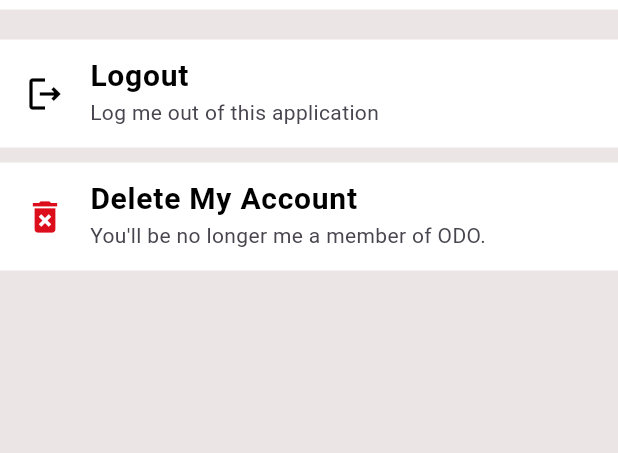
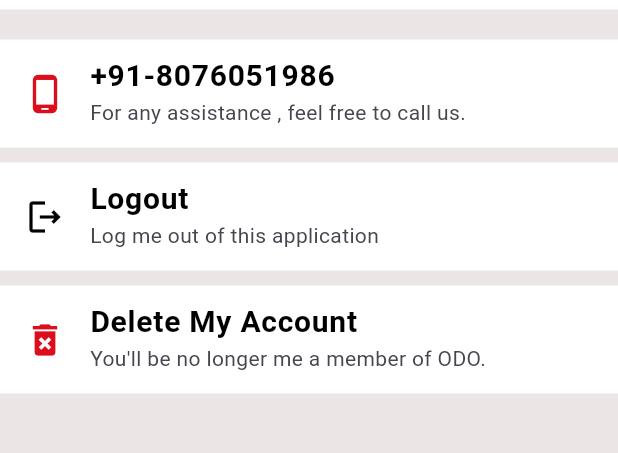
Before and after one commit to SanchitBatra-DevelopAnything/ODO-B2B-MOBILE, a Flutter app: the MyProfile screen opened by its route, on a phone screen of 412 x 824 dp, the part 103-556 px from its top. Run offline on Flutter 3.47's test engine with Material 3 defaults, Android fonts, the phone set to English and light mode, and no system bars; our stand-ins replace audioplayers, awesome_snackbar_content, cached_network_image, firebase_core, firebase_messaging, flutter_spinkit and 2 more; missing offline and left inert: flutter_pdfview, new_version_plus, store_redirect; accounts and stored records are empty; network calls fail.

Commit message:
Details message + customer care number added

```diff
--- a/lib/items.dart
+++ b/lib/items.dart
@@ -35,6 +35,14 @@ class _ItemsState extends State<Items> {
           .then((_) {
         setState(() {
           _isLoading = false;
+          WidgetsBinding.instance.addPostFrameCallback((_) {
+      ScaffoldMessenger.of(context).showSnackBar(
+        SnackBar(
+          content: Text('Click on item image for details.' , style: TextStyle(fontSize: 15),),
+          duration: Duration(seconds: 10),
+        ),
+      );
+    });
         });
       });
       _isFirstTime = false;
--- a/lib/myProfile.dart
+++ b/lib/myProfile.dart
@@ -186,6 +186,25 @@ class _MyProfileState extends State<MyProfile> {
                     height: 10,
                   ),
                   ListTile(
+                      onTap: () => {},
+                      leading: const Icon(
+                        Icons.phone_android_outlined,
+                        size: 28,
+                        color: Color(0XFFDD0E1C),
+                      ),
+                      tileColor: Colors.white,
+                      subtitle: const Text("For any assistance , feel free to call us."),
+                      title: const Text(
+                        "+91-8076051986",
+                        style: TextStyle(
+                            color: Colors.black,
+                            fontSize: 20,
+                            fontWeight: FontWeight.bold),
+                      )),
+                      const SizedBox(
+                    height: 10,
+                  ),
+                  ListTile(
                       onTap: () => {showLogoutBox(context)},
                       leading: const Icon(
                         Icons.logout_outlined,
```
